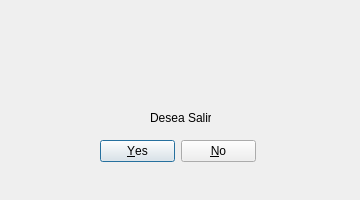
Qt form windowaviso.ui (PanicoEstaCogido123/lagopaz) before a commit.
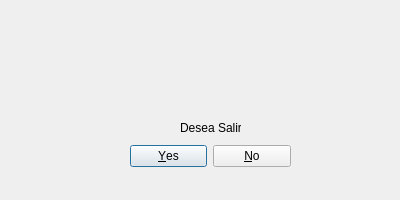
The same form after that commit. Icons and pictures are not drawn.

Commit message: 15/10/2021 TODO BIEN MENOS EL BOTÓN DE SALIR

The edit to the form file:
```diff
--- a/windowaviso.ui
+++ b/windowaviso.ui
@@ -6,7 +6,7 @@
    <rect>
     <x>0</x>
     <y>0</y>
-    <width>360</width>
+    <width>400</width>
     <height>200</height>
    </rect>
   </property>
@@ -16,28 +16,18 @@
   <property name="modal">
    <bool>true</bool>
   </property>
-  <widget class="QLabel" name="lblAviso">
-   <property name="geometry">
-    <rect>
-     <x>150</x>
-     <y>110</y>
-     <width>61</width>
-     <height>16</height>
-    </rect>
-   </property>
-   <property name="text">
-    <string>Desea Salir?</string>
-   </property>
-  </widget>
   <widget class="QDialogButtonBox" name="btnBoxAviso">
    <property name="geometry">
     <rect>
-     <x>100</x>
+     <x>130</x>
      <y>140</y>
-     <width>156</width>
-     <height>23</height>
+     <width>161</width>
+     <height>32</height>
     </rect>
    </property>
+   <property name="orientation">
+    <enum>Qt::Horizontal</enum>
+   </property>
    <property name="standardButtons">
     <set>QDialogButtonBox::No|QDialogButtonBox::Yes</set>
    </property>
@@ -45,8 +35,21 @@
   <widget class="QLabel" name="lblImageAviso">
    <property name="geometry">
     <rect>
-     <x>140</x>
-     <y>20</y>
+     <x>180</x>
+     <y>120</y>
+     <width>61</width>
+     <height>16</height>
+    </rect>
+   </property>
+   <property name="text">
+    <string>Desea Salir?</string>
+   </property>
+  </widget>
+  <widget class="QLabel" name="label_2">
+   <property name="geometry">
+    <rect>
+     <x>170</x>
+     <y>30</y>
      <width>71</width>
      <height>71</height>
     </rect>
```
Left out of the diff: 42 changed lines with no effect on the pictures. The commit also changes 6 other files.
